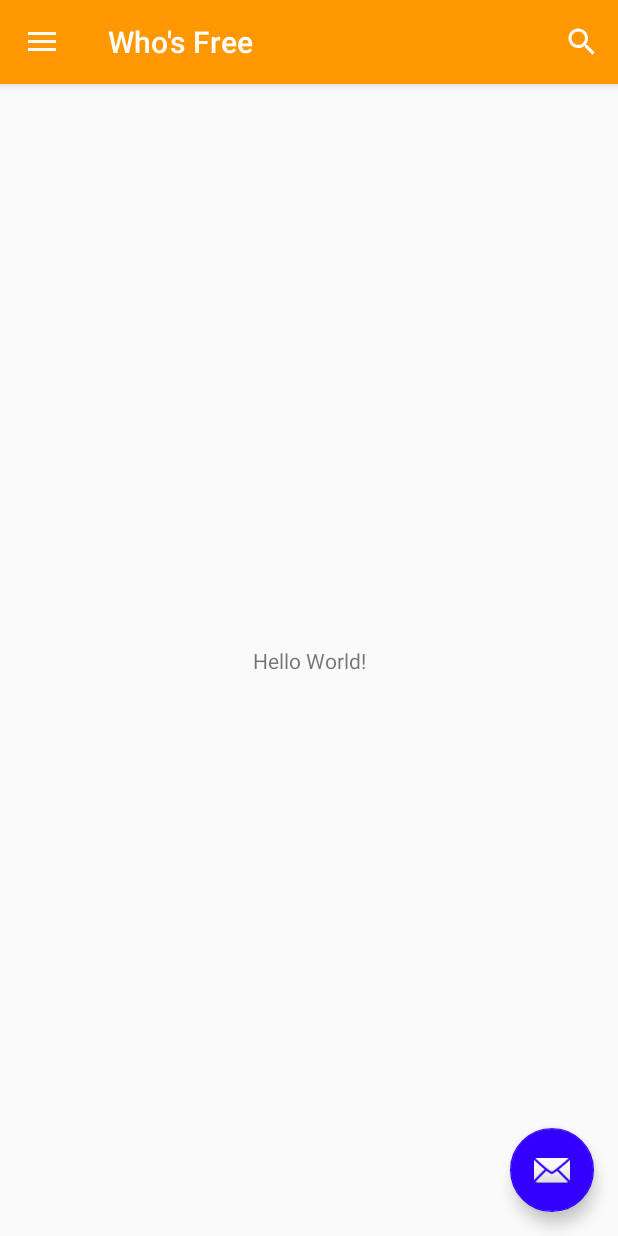
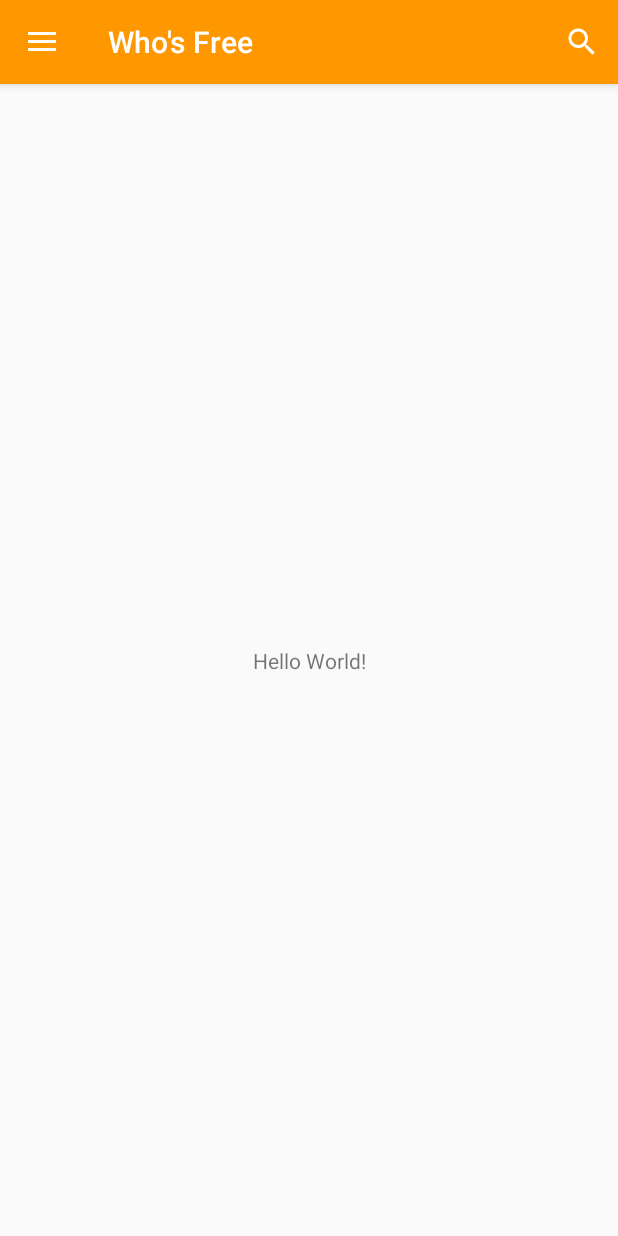
Before and after one commit to jhu-cs-uima-sp19/uFree, an Android app: the screen it shows after launch (MainActivity), on a phone screen of 412 x 824 dp. Run offline under Robolectric (Android 15) with nearby library versions, the phone set to English and light mode, and no system bars.

Commit message:
set up floating button and hide it by default

```diff
--- a/app/src/main/java/com/example/ufree/MainActivity.java
+++ b/app/src/main/java/com/example/ufree/MainActivity.java
@@ -26,6 +26,7 @@
         getSupportActionBar().setTitle("Who's Free");
 
         FloatingActionButton fab = (FloatingActionButton) findViewById(R.id.fab);
+        fab.setVisibility(View.GONE);
         fab.setOnClickListener(new View.OnClickListener() {
             @Override
             public void onClick(View view) {
--- /dev/null
+++ b/app/src/main/res/drawable/ic_add_white_24dp.xml
@@ -0,0 +1,5 @@
+<vector android:height="24dp" android:tint="#FFFFFF"
+    android:viewportHeight="24.0" android:viewportWidth="24.0"
+    android:width="24dp" xmlns:android="http://schemas.android.com/apk/res/android">
+    <path android:fillColor="#FF000000" android:pathData="M19,13h-6v6h-2v-6H5v-2h6V5h2v6h6v2z"/>
+</vector>
--- a/app/src/main/res/layout/app_bar_main.xml
+++ b/app/src/main/res/layout/app_bar_main.xml
@@ -28,6 +28,7 @@
         android:layout_height="wrap_content"
         android:layout_gravity="bottom|end"
         android:layout_margin="@dimen/fab_margin"
-        app:srcCompat="@android:drawable/ic_dialog_email" />
+        app:backgroundTint="@color/colorPrimaryLight"
+        app:srcCompat="@drawable/ic_add_white_24dp" />
 
 </android.support.design.widget.CoordinatorLayout>
```
